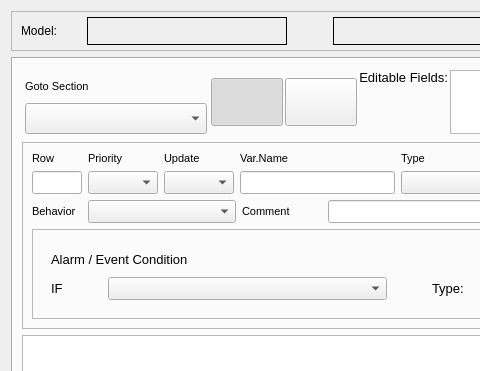
Old version of the form cte/ctedit.ui in the repository MECTsrl/mect_plugins; both pictures show x 0 to 480 and y 0 to 371 of the 1304 by 822 pixel window.
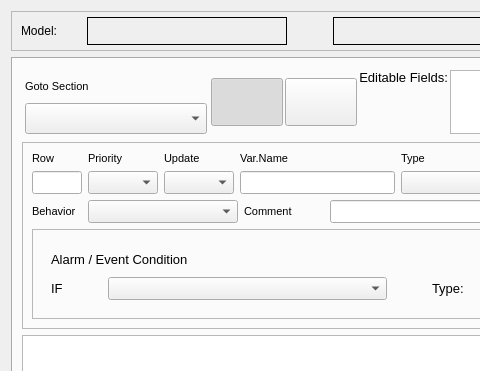
New version of the form. Icons and pictures are not drawn.

Commit message: CTE: Fix interface combo Behaviour min size

```diff
--- a/cte/ctedit.ui
+++ b/cte/ctedit.ui
@@ -1775,7 +1775,7 @@
                <widget class="QComboBox" name="cboBehavior">
                 <property name="minimumSize">
                  <size>
-                  <width>148</width>
+                  <width>147</width>
                   <height>0</height>
                  </size>
                 </property>
@@ -1792,6 +1792,12 @@
                   <bold>false</bold>
                  </font>
                 </property>
+                <property name="styleSheet">
+                 <string notr="true">QComboBox {
+    min-width: 145px;
+}
+</string>
+                </property>
                </widget>
               </item>
               <item>
```
The commit also changes 1 other file.
